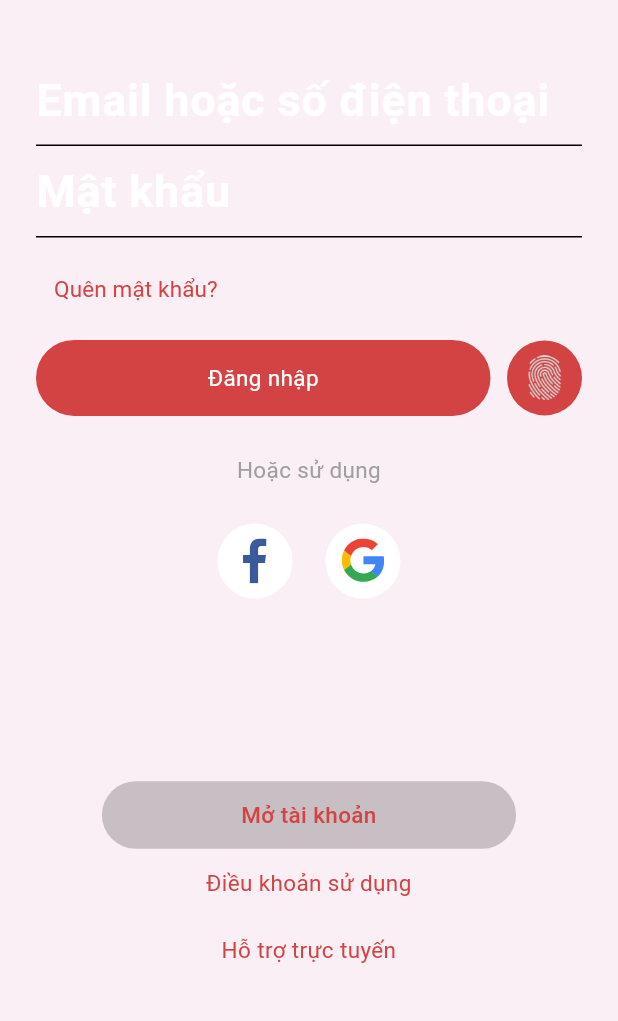
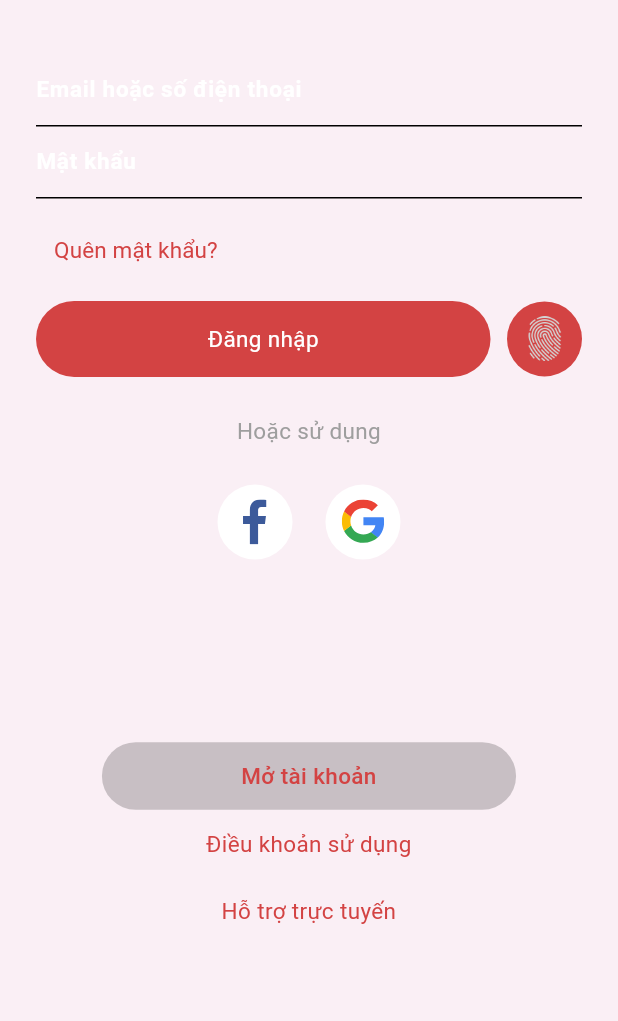
Before and after one commit to sinh3008/FPTS_entrade, a Flutter app: the screen it shows after launch, on a phone screen of 412 x 824 dp, the part 215-1236 px from its top. Run offline on Flutter 3.47's test engine with Material 3 defaults, Android fonts, the phone set to English and light mode, and no system bars; our stand-ins replace auto_size_text, bloc, device_preview, fl_chart, flutter_bloc, flutter_svg and 6 more; missing offline and left inert: contained_tab_bar_view_with_custom_page_navigator.

Commit message:
fig bug text theme

```diff
--- a/entrade_x/lib/ui/screen/follows/components/bottom_sheet.dart
+++ b/entrade_x/lib/ui/screen/follows/components/bottom_sheet.dart
@@ -351,7 +351,7 @@ class _CustomerBottomSheetState extends State<CustomerBottomSheet> {
                                   borderRadius: BorderRadius.circular(4),
                                   shape: BoxShape.rectangle,
                                   padding:
-                                      const EdgeInsets.symmetric(vertical: 6),
+                                      const EdgeInsets.only(top: 6),
                                   width: SizeConfig.screenWidth * 0.46,
                                   demo: const Column(
                                     crossAxisAlignment:
--- a/entrade_x/lib/ui/screen/follows/follow_page.dart
+++ b/entrade_x/lib/ui/screen/follows/follow_page.dart
@@ -277,7 +277,7 @@ class _FollowsScreenState extends State<FollowsScreen> {
                       margin: EdgeInsets.only(
                           top: getProportionateScreenHeight(10)),
                       width: SizeConfig.screenWidth,
-                      height: SizeConfig.screenHeight * 0.34,
+                      height: SizeConfig.screenHeight * 0.36,
                       decoration: BoxDecoration(
                         color: Theme.of(context).appBarTheme.foregroundColor,
                       ),
--- a/entrade_x/lib/ui/screen/login/body/body_login.dart
+++ b/entrade_x/lib/ui/screen/login/body/body_login.dart
@@ -31,7 +31,7 @@ class _BodyLoginState extends State<BodyLogin> {
       appBar: AppBar(
         backgroundColor: Theme.of(context).scaffoldBackgroundColor,
         elevation: 0,
-        title:  Text(
+        title: Text(
           sVersionApp,
           style: kTextGrey11Normal,
         ),
@@ -73,7 +73,9 @@ class _BodyLoginState extends State<BodyLogin> {
                   email = value;
                 },
                 style: TextStyle(
-                    color: Theme.of(context).colorScheme.onBackground),
+                  color: Theme.of(context).colorScheme.onBackground,
+                  fontSize: 15
+                ),
                 decoration: const InputDecoration(
                   hintText: sHintEmailLogin,
                 ),
@@ -81,6 +83,7 @@ class _BodyLoginState extends State<BodyLogin> {
               TextFormField(
                 obscureText: true,
                 style: TextStyle(
+                    fontSize: 15,
                     color: Theme.of(context).colorScheme.onBackground),
                 onChanged: (value) {
                   pass = value;
```
Also changed, not shown: entrade_x/pubspec.yaml (+12 -10 lines), entrade_x/pubspec.lock, 1 other file.
